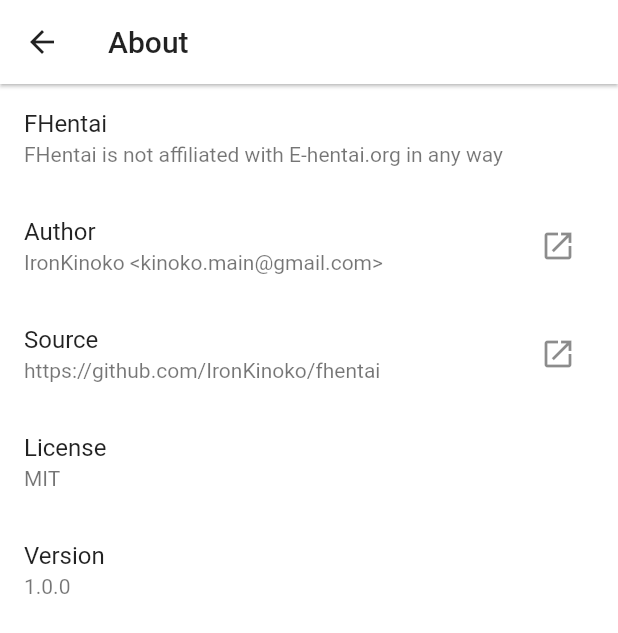
After one commit to IronKinoko/fhentai, a Flutter app: the AboutView screen opened directly, on a phone screen of 412 x 824 dp. The commit adds this screen. Shown: the top 633 px of the screen. Run offline on Flutter 3.47's test engine with Material 2 defaults, Android fonts, the phone set to English and light mode, and no system bars; our stand-ins replace cached_network_image, cookie_jar, dio, dio_cookie_manager, flutter_html, package_info and 2 more; missing offline and left inert: filesize, flutter_advanced_networkimage, flutter_widgets; accounts and stored records are empty; statements that could not run were skipped.

```diff
--- a/i18n/en-US.json
+++ b/i18n/en-US.json
@@ -24,7 +24,7 @@
     "Source": "Source",
     "License": "License",
     "Version": "Version",
-    "EhentaiViewDesc": "EhentaiView is not affiliated with E-hentai.org in any way"
+    "FHentaiDesc": "FHentai is not affiliated with E-hentai.org in any way"
   },
   "Theme": {
     "": "Theme",
--- a/i18n/zh-CN.json
+++ b/i18n/zh-CN.json
@@ -24,7 +24,7 @@
     "Source": "源代码",
     "License": "开源证书",
     "Version": "版本",
-    "EhentaiViewDesc": "EhentaiView 是 E-hentai.org 的非官方项目"
+    "FHentaiDesc": "FHentai 是 E-hentai.org 的非官方项目"
   },
   "Theme": {
     "": "主题",
--- /dev/null
+++ b/lib/views/about/about.dart
@@ -0,0 +1,71 @@
+import 'package:fhentai/generated/i18n.dart';
+import 'package:flutter/material.dart';
+import 'package:package_info/package_info.dart';
+import 'package:url_launcher/url_launcher.dart';
+
+class AboutView extends StatefulWidget {
+  @override
+  _AboutViewState createState() => _AboutViewState();
+}
+
+class _AboutViewState extends State<AboutView> {
+  final String sourceUrl = 'https://github.com/IronKinoko/fhentai';
+  final String authorUrl = 'https://github.com/IronKinoko';
+
+  PackageInfo _packageInfo = PackageInfo(
+    appName: 'Unknown',
+    packageName: 'Unknown',
+    version: 'Unknown',
+    buildNumber: 'Unknown',
+  );
+
+  @override
+  void initState() {
+    super.initState();
+    Future.microtask(() async {
+      _packageInfo = await PackageInfo.fromPlatform();
+      setState(() {});
+    });
+  }
+
+  @override
+  Widget build(BuildContext context) {
+    return Scaffold(
+      appBar: AppBar(
+        title: Text(I18n.of(context).About),
+      ),
+      body: ListView(
+        children: <Widget>[
+          ListTile(
+            title: Text('FHentai'),
+            subtitle: Text(I18n.of(context).AboutFHentaiDesc),
+          ),
+          ListTile(
+            title: Text(I18n.of(context).AboutAuthor),
+            subtitle: Text('IronKinoko <kinoko.main@gmail.com>'),
+            trailing: IconButton(
+              icon: Icon(Icons.open_in_new),
+              onPressed: () => launch(authorUrl),
+            ),
+          ),
+          ListTile(
+            title: Text(I18n.of(context).AboutSource),
+            subtitle: Text(sourceUrl),
+            trailing: IconButton(
+              icon: Icon(Icons.open_in_new),
+              onPressed: () => launch(sourceUrl),
+            ),
+          ),
+          ListTile(
+            title: Text(I18n.of(context).AboutLicense),
+            subtitle: Text('MIT'),
+          ),
+          ListTile(
+            title: Text(I18n.of(context).AboutVersion),
+            subtitle: Text(_packageInfo.version),
+          )
+        ],
+      ),
+    );
+  }
+}
--- a/lib/views/comic/comic_item.dart
+++ b/lib/views/comic/comic_item.dart
@@ -1,5 +1,6 @@
-import 'package:fhentai/widget/LoadImage.dart';
+import 'package:fhentai/widget/load_image.dart';
 import 'package:flutter/material.dart';
+import 'package:uuid/uuid.dart';
 
 class ComicItem extends StatelessWidget {
   final String url;
@@ -16,7 +17,7 @@ class ComicItem extends StatelessWidget {
             ),
           )
         : Hero(
-            tag: url,
+            tag: Uuid().v4(),
             child: Material(
               child: LoadImage(url),
             ),
--- a/lib/views/detail/gallery_comments.dart
+++ b/lib/views/detail/gallery_comments.dart
@@ -1,7 +1,7 @@
 import 'package:fhentai/common/global.dart';
 import 'package:fhentai/generated/i18n.dart';
 import 'package:fhentai/model/gallery_detail_model.dart';
-import 'package:fhentai/views/webview_link.dart';
+import 'package:fhentai/views/other/webview_link.dart';
 import 'package:flutter/material.dart';
 import 'package:flutter_html/flutter_html.dart';
 import 'package:flutter_html/style.dart';
--- a/lib/views/gallery.dart
+++ b/lib/views/gallery.dart
@@ -2,7 +2,7 @@ import 'package:fhentai/apis/gallery.dart';
 import 'package:fhentai/common/global.dart';
 import 'package:fhentai/generated/i18n.dart';
 import 'package:fhentai/model/gallery_model.dart';
-import 'package:fhentai/views/search.dart';
+import 'package:fhentai/views/search/search.dart';
 import 'package:fhentai/views/settings/settings.dart';
 import 'package:fhentai/widget/bottom_navigation.dart';
 import 'package:fhentai/widget/index.dart';
--- a/lib/views/search.dart
+++ b/lib/views/search/search.dart
@@ -1,6 +1,6 @@
 import 'dart:io';
 import 'dart:math';
-import 'package:fhentai/views/search_result.dart';
+import 'package:fhentai/views/search/search_result.dart';
 import 'package:flutter/material.dart';
 
 class SearchPage extends SearchDelegate<String> {
--- a/lib/widget/gallery_card.dart
+++ b/lib/widget/gallery_card.dart
@@ -6,7 +6,7 @@ import 'package:fhentai/views/detail/gallery_detail.dart';
 import 'package:fhentai/widget/index.dart';
 import 'package:flutter/material.dart';
 
-import 'LoadImage.dart';
+import 'load_image.dart';
 
 class GalleryCard extends StatelessWidget {
   final GalleryInfo record;
@@ -34,6 +34,7 @@ class GalleryCard extends StatelessWidget {
       child: Material(
         child: InkWell(
           onTap: () {
+            ResponseGalerry.getFromHistories().pushToHistories(record);
             Navigator.push(
                 context,
                 MaterialPageRoute(
--- a/lib/widget/LoadImage.dart
+++ b/lib/widget/load_image.dart
@@ -23,6 +23,7 @@ class LoadImage extends StatelessWidget {
         retryLimit: 20,
         retryDuration: Duration(milliseconds: 300),
         cacheRule: CacheRule(maxAge: const Duration(days: 1)),
+        useDiskCache: true,
         printError: true,
         timeoutDuration: Duration(seconds: 20),
       ),
--- a/pubspec.yaml
+++ b/pubspec.yaml
@@ -43,6 +43,7 @@ dependencies:
   flutter_advanced_networkimage: ^0.7.0
   flutter_widgets: ^0.1.12
   uuid: ^2.2.0
+  package_info: ^0.4.1
   # The following adds the Cupertino Icons font to your application.
   # Use with the CupertinoIcons class for iOS style icons.
   cupertino_icons: ^0.1.3
```
Also changed, not shown: lib/apis/parser/gallery_parser.dart (+25 -4 lines), lib/model/gallery_detail_model.dart (+28 -1 lines), lib/views/detail/gallery_detail.dart (+42 -22 lines), lib/views/settings/settings.dart (+8 -0 lines), lib/widget/load_sprites_image.dart (added, +46 -0 lines), lib/generated/i18n.dart, lib/views/other/webview_link.dart (renamed from lib/views/webview_link.dart), lib/views/search/search_result.dart (renamed from lib/views/search_result.dart), pubspec.lock, 2 other files.
